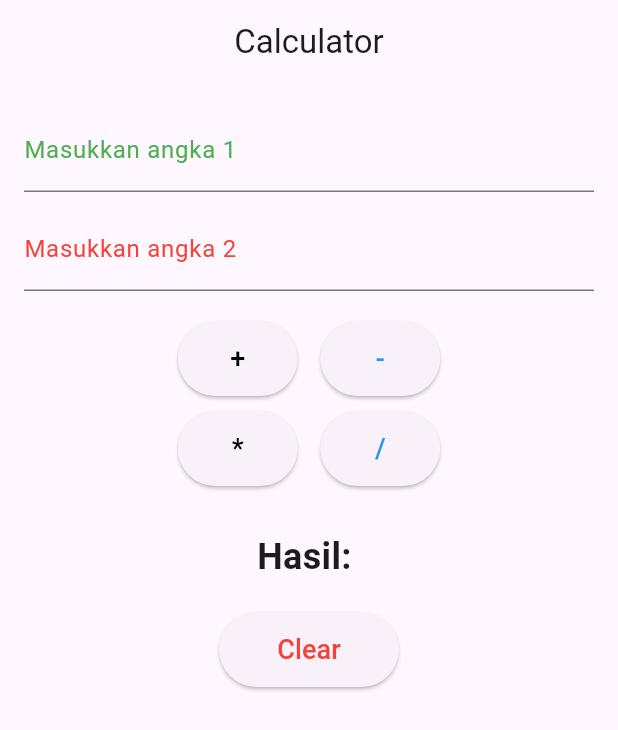
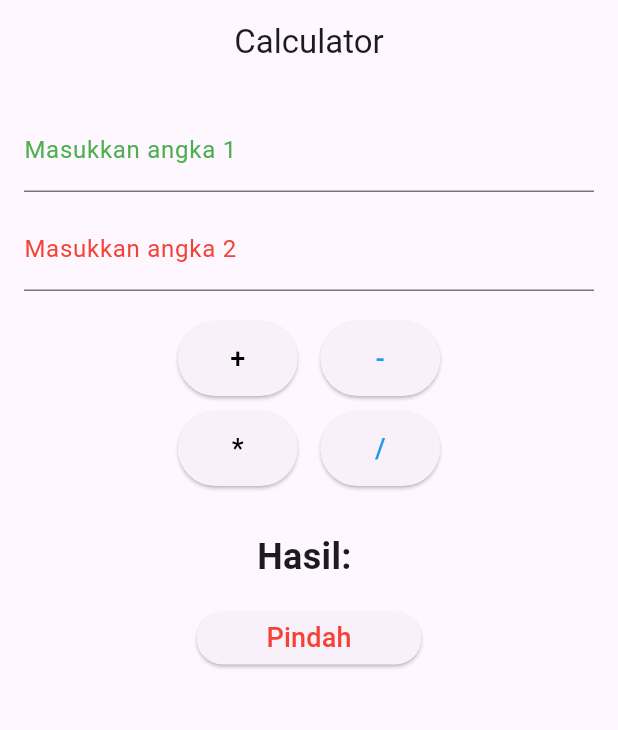
Before and after one commit to divaarya/latihan1_11pplg2, a Flutter app: the screen it shows after launch, on a phone screen of 412 x 824 dp. Shown: the top 730 px of the screen. Run offline on Flutter 3.47's test engine with Material 3 defaults, Android fonts, the phone set to English and light mode, and no system bars; our stand-ins replace get.

Commit message:
fottball Page

```diff
--- /dev/null
+++ b/latihan1_11pplg_2/lib/controllers/edit_player.dart
@@ -0,0 +1,3 @@
+class EditPlayer {
+
+}
--- a/latihan1_11pplg_2/lib/custom_textfield.dart
+++ b/latihan1_11pplg_2/lib/custom_textfield.dart
@@ -1,4 +1,3 @@
-
 import 'package:flutter/material.dart';
 import 'package:flutter/services.dart';
 
--- a/latihan1_11pplg_2/lib/main.dart
+++ b/latihan1_11pplg_2/lib/main.dart
@@ -1,7 +1,7 @@
 import 'package:flutter/material.dart';
 import 'package:get/get.dart';
-import 'package:latihan1_11pplg_2/login_page.dart';
-import 'package:latihan1_11pplg_2/pages/kalkulator_pages.dart';
+import 'package:latihan1_11pplg_2/routes/pages.dart';
+import 'package:latihan1_11pplg_2/routes/routes.dart';
 
 void main() {
   runApp(const MyApp());
@@ -17,7 +17,8 @@ class MyApp extends StatelessWidget {
       theme: ThemeData(
         colorScheme: ColorScheme.fromSeed(seedColor: Colors.deepPurple),
       ),
-      home: CalculatorPage())
-    ;
+      initialRoute: AppRoutes.calculatorPage,
+      getPages: AppPages.pages,
+      );
   }
 }
--- a/latihan1_11pplg_2/lib/pages/kalkulator_pages.dart
+++ b/latihan1_11pplg_2/lib/pages/kalkulator_pages.dart
@@ -1,14 +1,11 @@
 
-
-import 'package:flutter/cupertino.dart';
 import 'package:flutter/material.dart';
-import 'package:get/get_connect/http/src/utils/utils.dart';
-import 'package:get/get_core/src/get_main.dart';
-import 'package:get/get_instance/src/extension_instance.dart';
-import 'package:get/get_state_manager/src/rx_flutter/rx_obx_widget.dart';
+import 'package:get/get.dart';
 import 'package:latihan1_11pplg_2/controllers/calculator_controllers.dart';
 import 'package:latihan1_11pplg_2/custom_button.dart';
 import 'package:latihan1_11pplg_2/custom_textfield.dart';
+import 'package:latihan1_11pplg_2/routes/routes.dart';
+
 
 class CalculatorPage extends StatelessWidget {
   CalculatorPage({super.key});
@@ -100,11 +97,14 @@ class CalculatorPage extends StatelessWidget {
             const SizedBox(height: 20),
 
             CustomButton(
-              myText: "Clear",
+              myText: "Pindah",
               myTextColor: Colors.red,
-              onPressed: calculatorControllers.clear,
-              width: 120,
-              height: 50,
+              height: 35,
+              width: 150,
+              onPressed: () {
+          Get.offNamed(AppRoutes.FootballPage);
+}
+
             ),
           ],
         ),
--- /dev/null
+++ b/latihan1_11pplg_2/lib/routes/pages.dart
@@ -0,0 +1,16 @@
+import 'package:get/get.dart';
+import 'package:latihan1_11pplg_2/pages/edit_player.dart';
+import '../pages/football_player.dart';
+import '../pages/kalkulator_pages.dart';
+import 'routes.dart';
+
+class AppPages {
+  static final pages = [
+    GetPage(name: AppRoutes.calculatorPage, page: () => CalculatorPage()),
+    GetPage(name: AppRoutes.FootballPage, page: () => FootballPages()),
+    GetPage(
+  name: "/editPlayer",page: () => EditPlayerPage(index: 0),
+),
+
+  ];
+}
--- /dev/null
+++ b/latihan1_11pplg_2/lib/routes/routes.dart
@@ -0,0 +1,5 @@
+class AppRoutes{
+  static const String calculatorPage = "/calculatorPage";
+  static const String FootballPage = "/footballPage";
+  static const String EditPlayerPage = "/editPlayerPage";
+}
```
Also changed, not shown: latihan1_11pplg_2/lib/controllers/football_player_contoller.dart (added, +43 -0 lines), latihan1_11pplg_2/lib/model/player_model.dart (added, +13 -0 lines), latihan1_11pplg_2/lib/pages/edit_player.dart (added, +74 -0 lines), latihan1_11pplg_2/lib/pages/football_player.dart (added, +34 -0 lines), latihan1_11pplg_2/pubspec.yaml (+7 -1 lines), latihan1_11pplg_2/assets/carreras.jpeg (added), latihan1_11pplg_2/assets/curtois.jpeg (added), latihan1_11pplg_2/assets/dean.jpeg (added), latihan1_11pplg_2/assets/mbappe.jpeg (added), latihan1_11pplg_2/assets/trent.jpeg (added).
